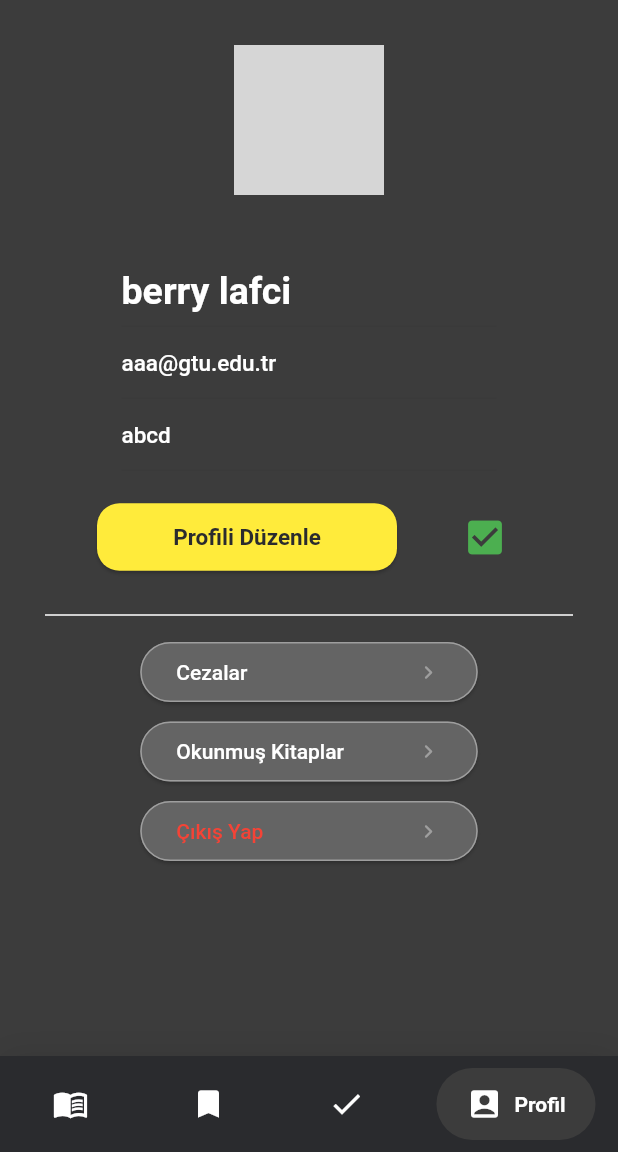
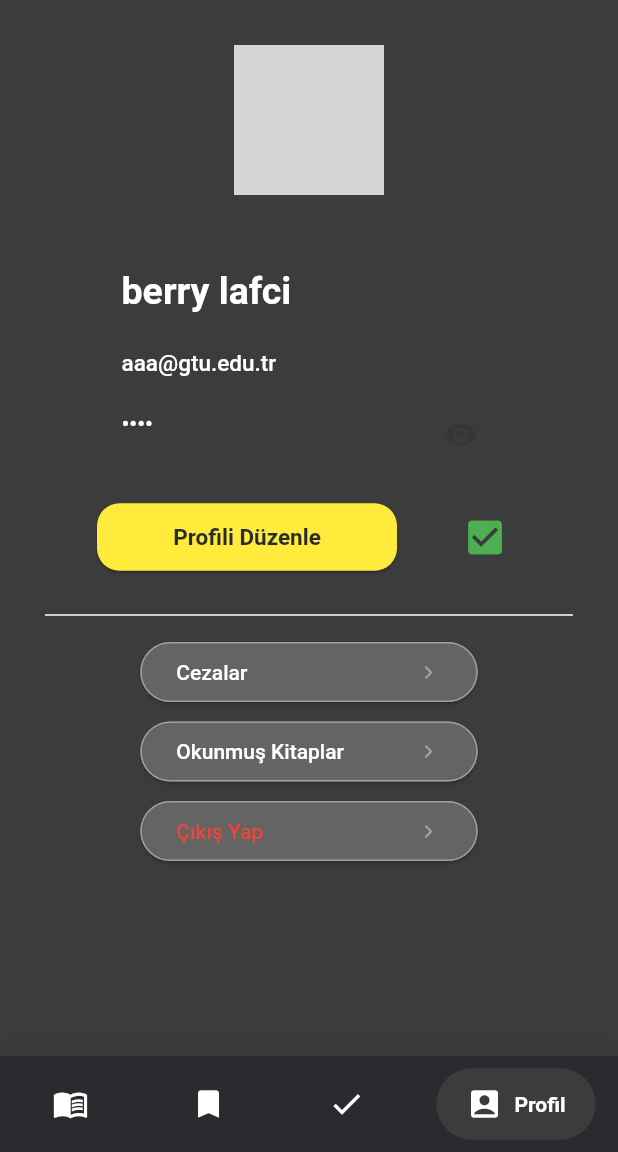
Before and after one commit to Spexso/CSE343-Online-Library-System, a Flutter app: the NewHomePage screen opened directly, item 4 of the bottom bar chosen, on a phone screen of 412 x 824 dp, the part 84-1236 px from its top. Run offline on Flutter 3.47's test engine with Material 2 defaults, Android fonts, the phone set to English and light mode, and no system bars; drawn by our look-alikes of google_nav_bar; our stand-ins replace card_swiper; network calls fail; grey boxes are pictures that could not be loaded.

Commit message:
update password button.

```diff
--- a/mobile/lib/pages/profile_page.dart
+++ b/mobile/lib/pages/profile_page.dart
@@ -29,6 +29,8 @@ class _ProfilePageState extends State<ProfilePage> {
   late bool _isEnable = false;
   bool passenable = true;
 
+  late bool _isObscure = true;
+
   void _showDialog(BuildContext context) {
     showDialog(
       context: context,
@@ -41,6 +43,7 @@ class _ProfilePageState extends State<ProfilePage> {
               child: Text("Evet"),
               onPressed: () {
                 setState(() {
+                  _isObscure = true;
                   _isEnable = false;
                 });
                 Navigator.of(context).pop();
@@ -102,10 +105,20 @@ class _ProfilePageState extends State<ProfilePage> {
                       ),
                     ),
                     TextField(
+                      obscureText: _isObscure,
                       style: const TextStyle(fontSize: 15, color: Colors.white),
                       controller: _passwordController,
                       enabled: _isEnable,
                       decoration: InputDecoration(
+                        suffixIcon: IconButton(
+                          icon: Icon(
+                              _isObscure ? Icons.visibility : Icons.visibility_off),
+                            onPressed: () {
+                              setState(() {
+                                _isObscure = !_isObscure;
+                              });
+                            }
+                        ),
                         enabledBorder: UnderlineInputBorder(
                           borderSide: BorderSide(color: Colors.white),
                         ),
```
